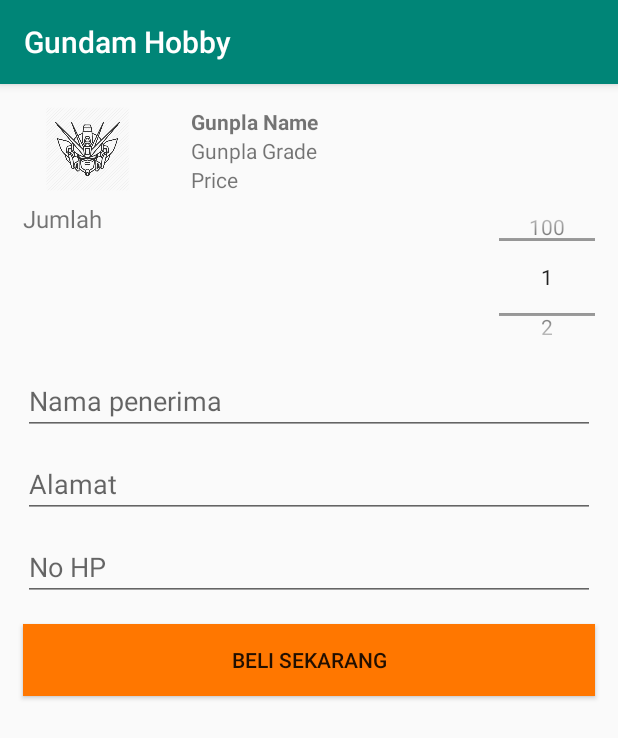
After one commit to BenyaminDoni/GundamHobby, an Android app: the PembelianActivity screen opened directly, with no data from a screen before it, on a phone screen of 412 x 824 dp. The commit adds this screen. Shown: the top 738 px of the screen. Run offline under Robolectric (Android 15) with nearby library versions, the phone set to English and light mode, and no system bars; our stand-ins replace Firebase (no records; nobody signed in at launch, a user with empty details on screens opened directly).

Commit message:
Tambah fungsi pembelian

```diff
--- a/app/build.gradle
+++ b/app/build.gradle
@@ -10,6 +10,7 @@ android {
         versionCode 1
         versionName "1.0"
         testInstrumentationRunner "androidx.test.runner.AndroidJUnitRunner"
+        multiDexEnabled true
     }
     buildTypes {
         release {
@@ -34,7 +35,7 @@ dependencies {
     androidTestImplementation 'androidx.test.espresso:espresso-core:3.2.0'
     implementation 'com.google.firebase:firebase-analytics:17.2.0'
     implementation 'com.google.firebase:firebase-auth:17.0.0'
-    implementation 'com.google.android.gms:play-services-auth:16.0.1'
+    compile 'com.android.support:multidex:1.0.1'
 }
 
 apply plugin: 'com.google.gms.google-services'
--- a/app/src/main/AndroidManifest.xml
+++ b/app/src/main/AndroidManifest.xml
@@ -9,6 +9,7 @@
         android:roundIcon="@mipmap/ic_launcher_round"
         android:supportsRtl="true"
         android:theme="@style/AppTheme">
+        <activity android:name=".PembelianActivity"></activity>
         <activity android:name=".LupapassActivity" />
         <activity android:name=".HomeActivity" />
         <activity android:name=".SignupActivity" />
--- /dev/null
+++ b/app/src/main/java/com/example/myapplication/PembelianActivity.java
@@ -0,0 +1,67 @@
+package com.example.myapplication;
+
+import androidx.annotation.NonNull;
+import androidx.appcompat.app.AppCompatActivity;
+
+import android.os.Bundle;
+import android.view.View;
+import android.widget.Button;
+import android.widget.EditText;
+import android.widget.NumberPicker;
+import android.widget.Toast;
+
+import com.google.firebase.database.DataSnapshot;
+import com.google.firebase.database.DatabaseError;
+import com.google.firebase.database.DatabaseReference;
+import com.google.firebase.database.FirebaseDatabase;
+import com.google.firebase.database.ValueEventListener;
+
+import java.util.ArrayList;
+import java.util.Map;
+
+public class PembelianActivity extends AppCompatActivity {
+
+    private NumberPicker numPickerJumlah;
+    private EditText txtNamaPenerima;
+    private EditText txtAlamat;
+    private EditText txtNoHp;
+    private Button btnBeli;
+
+    private void beliSekarang(){
+        int jumlah=numPickerJumlah.getValue();
+        String namaPenerima=txtNamaPenerima.getText().toString();
+        String alamat=txtAlamat.getText().toString();
+        String noHp=txtNoHp.getText().toString();
+        if(!namaPenerima.isEmpty() && !alamat.isEmpty() && !noHp.isEmpty()){
+            if(noHp.matches("[0-9]+")){
+                Toast.makeText(this,"Pembelian berhasil",Toast.LENGTH_LONG).show();
+                finish();
+            }
+            else
+                Toast.makeText(this,"No HP tidak valid",Toast.LENGTH_LONG).show();
+        }
+        else
+            Toast.makeText(this,"Semua field harus terisi",Toast.LENGTH_LONG).show();
+
+    }
+
+    @Override
+    protected void onCreate(Bundle savedInstanceState) {
+        super.onCreate(savedInstanceState);
+        setContentView(R.layout.activity_pembelian);
+
+        numPickerJumlah=findViewById(R.id.numPickerJumlah);
+        txtNamaPenerima=findViewById(R.id.txtNamaPenerima);
+        txtAlamat=findViewById(R.id.txtAlamat);
+        txtNoHp=findViewById(R.id.txtNoHp);
+        btnBeli=findViewById(R.id.btnBeli);
+        numPickerJumlah.setMinValue(1);
+        numPickerJumlah.setMaxValue(100);
+        btnBeli.setOnClickListener(new View.OnClickListener() {
+            @Override
+            public void onClick(View v) {
+                beliSekarang();
+            }
+        });
+    }
+}
--- a/app/src/main/java/com/example/myapplication/RecycleViewAdapter.java
+++ b/app/src/main/java/com/example/myapplication/RecycleViewAdapter.java
@@ -40,6 +40,7 @@ public class RecycleViewAdapter extends RecyclerView.Adapter<RecycleViewAdapter.
         holder.tv_grade.setText(nData.get(position).getGrade());
         holder.tv_price.setText(nData.get(position).getPrice());
         holder.img.setImageResource(nData.get(position).getPhoto());
+        holder.img.setTag(nData.get(position).getPhoto());
     }
 
     @Override
@@ -68,7 +69,7 @@ public class RecycleViewAdapter extends RecyclerView.Adapter<RecycleViewAdapter.
                     intent.putExtra("namaProduk",tv_name.getText().toString());
                     intent.putExtra("grade",tv_grade.getText().toString());
                     intent.putExtra("harga",tv_price.getText().toString());
-                    intent.putExtra("gambar",(Integer)img.getTag());
+                    intent.putExtra("idGambar",(Integer)img.getTag());
                     view.getContext().startActivity(intent);
                 }
             });
--- /dev/null
+++ b/app/src/main/res/layout/activity_pembelian.xml
@@ -0,0 +1,109 @@
+<?xml version="1.0" encoding="utf-8"?>
+<LinearLayout
+    xmlns:android="http://schemas.android.com/apk/res/android"
+    android:orientation="vertical"
+    android:layout_width="match_parent"
+    android:layout_height="match_parent">
+
+    <LinearLayout
+        android:orientation="horizontal"
+        android:layout_width="match_parent"
+        android:layout_height="wrap_content"
+        android:padding="5dp"
+        android:layout_marginTop="10dp">
+
+        <ImageView
+            android:layout_width="106dp"
+            android:layout_height="56dp"
+            android:id="@+id/img_list"
+            android:src="@drawable/gundam_projek_andro_logo">
+
+        </ImageView>
+
+        <LinearLayout
+            android:layout_width="wrap_content"
+            android:layout_height="wrap_content"
+            android:orientation="vertical"
+            android:layout_marginLeft="16dp">
+
+            <TextView
+                android:layout_width="wrap_content"
+                android:layout_height="wrap_content"
+                android:textStyle="bold"
+                android:text="Gunpla Name"
+                android:id="@+id/name_list">
+            </TextView>
+
+            <TextView
+                android:layout_width="wrap_content"
+                android:layout_height="wrap_content"
+                android:text="Gunpla Grade"
+                android:id="@+id/grade_list">
+            </TextView>
+
+            <TextView
+                android:layout_width="wrap_content"
+                android:layout_height="wrap_content"
+                android:text="Price"
+                android:id="@+id/price_list">
+            </TextView>
+
+        </LinearLayout>
+    </LinearLayout>
+
+    <RelativeLayout
+        android:layout_width="wrap_content"
+        android:layout_height="wrap_content">
+        <TextView
+            android:layout_width="wrap_content"
+            android:layout_height="wrap_content"
+            android:layout_marginLeft="15dp"
+            android:text="Jumlah"
+            android:textSize="16sp"/>
+        <NumberPicker
+            android:id="@+id/numPickerJumlah"
+            android:layout_width="wrap_content"
+            android:layout_height="100dp"
+            android:layout_marginRight="15dp"
+            android:layout_alignParentRight="true"/>
+    </RelativeLayout>
+
+    <EditText
+        android:id="@+id/txtNamaPenerima"
+        android:layout_width="match_parent"
+        android:layout_height="wrap_content"
+        android:layout_marginLeft="15dp"
+        android:layout_marginRight="15dp"
+        android:layout_marginTop="10dp"
+        android:hint="Nama penerima"/>
+
+    <EditText
+        android:id="@+id/txtAlamat"
+        android:layout_width="match_parent"
+        android:layout_height="wrap_content"
+        android:layout_marginLeft="15dp"
+        android:layout_marginRight="15dp"
+        android:layout_marginTop="10dp"
+        android:hint="Alamat"/>
+
+    <EditText
+        android:id="@+id/txtNoHp"
+        android:layout_width="match_parent"
+        android:layout_height="wrap_content"
+        android:layout_marginLeft="15dp"
+        android:layout_marginRight="15dp"
+        android:layout_marginTop="10dp"
+        android:hint="No HP"/>
+
+    <Button
+        android:id="@+id/btnBeli"
+        android:layout_width="match_parent"
+        android:layout_height="wrap_content"
+        android:layout_marginLeft="15dp"
+        android:layout_marginRight="15dp"
+        android:layout_marginTop="15dp"
+        android:text="Beli Sekarang"
+        android:background="#f70"/>
+
+
+</LinearLayout>
--- a/app/src/main/res/layout/fragment_wish.xml
+++ b/app/src/main/res/layout/fragment_wish.xml
@@ -4,6 +4,9 @@
     android:layout_height="match_parent"
     android:orientation="vertical">
 
-
+    <androidx.recyclerview.widget.RecyclerView
+        android:id="@+id/rcyDaftarBookmark"
+        android:layout_width="match_parent"
+        android:layout_height="match_parent"/>
 
 </LinearLayout>
--- a/build.gradle
+++ b/build.gradle
@@ -7,7 +7,7 @@ buildscript {
 
     }
     dependencies {
-        classpath 'com.android.tools.build:gradle:3.5.0'
+        classpath 'com.android.tools.build:gradle:3.5.2'
         classpath 'com.google.gms:google-services:4.3.2'
 
         // NOTE: Do not place your application dependencies here; they belong
```
Also changed, not shown: app/src/main/java/com/example/myapplication/DetailProdukActivity.java (+42 -5 lines), app/src/main/java/com/example/myapplication/WishFragment.java (+20 -0 lines), 1 other file.
